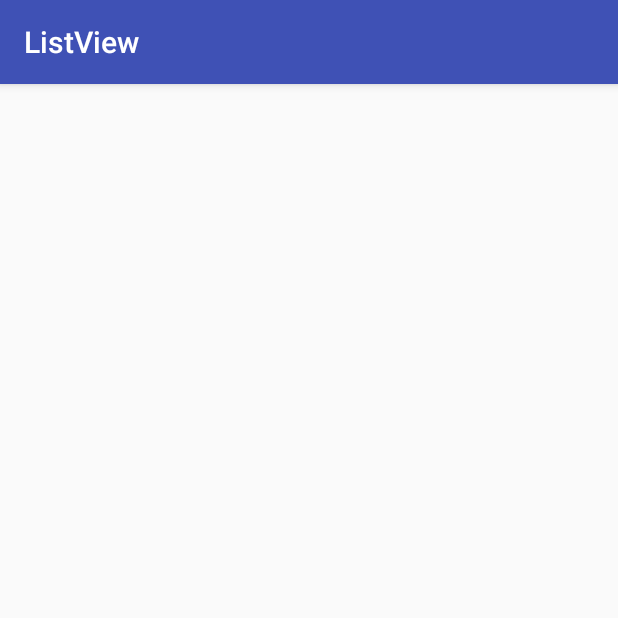
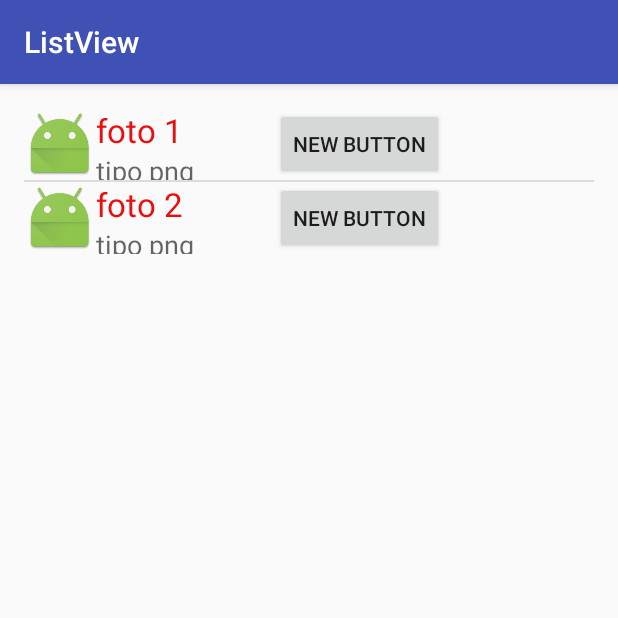
Before and after one commit to maty94/ListViewPersonalizado, an Android app: the screen it shows after launch (MainActivity), on a phone screen of 412 x 824 dp, the top half of it. Run offline under Robolectric (Android 15) with nearby library versions, the phone set to English and light mode, and no system bars.

Commit message:
list view con imge, text y button

```diff
--- /dev/null
+++ b/app/src/main/java/cl/fansmotors/app/listview/AdapterDatos.java
@@ -0,0 +1,68 @@
+package cl.fansmotors.app.listview;
+
+import android.app.Activity;
+import android.content.Context;
+import android.view.LayoutInflater;
+import android.view.View;
+import android.view.ViewGroup;
+import android.widget.BaseAdapter;
+import android.widget.Button;
+import android.widget.ImageView;
+import android.widget.TextView;
+
+import java.util.ArrayList;
+
+/**
+ * Created by matias on 04-07-2016.
+ */
+public class AdapterDatos extends BaseAdapter {
+
+    protected Activity activity;
+    protected ArrayList<Datos> items;
+
+    public AdapterDatos(Activity activity, ArrayList<Datos> items) {
+        this.activity = activity;
+        this.items = items;
+    }
+
+    @Override
+    public int getCount() {
+        return items.size();
+    }
+
+    @Override
+    public Object getItem(int i) {
+        return items.get(i);
+    }
+
+    @Override
+    public long getItemId(int i) {
+        return items.get(i).getId();
+    }
+
+    @Override
+    public View getView(int i, View view, ViewGroup viewGroup) {
+        View v = view;
+        if(view == null){
+            LayoutInflater inf = (LayoutInflater) activity.getSystemService(Context.LAYOUT_INFLATER_SERVICE);
+            v = inf.inflate(R.layout.itemlista,null);
+        }
+        final Datos datos = items.get(i);
+        ImageView foto = (ImageView)v.findViewById(R.id.imagen1);
+        foto.setImageDrawable(datos.getFoto());
+        TextView nombre = (TextView)v.findViewById(R.id.texto1);
+        nombre.setText(datos.getNombre());
+        TextView info = (TextView)v.findViewById(R.id.texto2);
+        info.setText(datos.getInfo());
+        Button b=(Button)v.findViewById(R.id.button);
+        b.setOnClickListener(new View.OnClickListener() {
+            @Override
+            public void onClick(View view) {
+
+            }
+        });
+
+        return v;
+    }
+
+}
--- a/app/src/main/java/cl/fansmotors/app/listview/Datos.java
+++ b/app/src/main/java/cl/fansmotors/app/listview/Datos.java
@@ -11,11 +11,11 @@ public class Datos {
     protected String info;
     protected long id;
 
-    public Datos(Drawable foto, String nombre, String info, long id) {
+    public Datos(Drawable foto, String nombre, String info) {
         this.foto = foto;
         this.nombre = nombre;
         this.info = info;
-        this.id = id;
+        //this.id = id;
     }
 
     public Drawable getFoto() {
--- a/app/src/main/java/cl/fansmotors/app/listview/MainActivity.java
+++ b/app/src/main/java/cl/fansmotors/app/listview/MainActivity.java
@@ -2,6 +2,10 @@ package cl.fansmotors.app.listview;
 
 import android.support.v7.app.AppCompatActivity;
 import android.os.Bundle;
+import android.widget.ListView;
+import android.widget.Toast;
+
+import java.util.ArrayList;
 
 public class MainActivity extends AppCompatActivity {
 
@@ -9,5 +13,18 @@ public class MainActivity extends AppCompatActivity {
     protected void onCreate(Bundle savedInstanceState) {
         super.onCreate(savedInstanceState);
         setContentView(R.layout.activity_main);
+
+        ListView lista = (ListView)findViewById(R.id.lista);
+        ArrayList<Datos> arraydatos = new ArrayList<Datos>();
+        Datos datos;
+
+        datos = new Datos(getResources().getDrawable(R.mipmap.ic_launcher),"foto 1","tipo png");
+        arraydatos.add(datos);
+        datos = new Datos(getResources().getDrawable(R.mipmap.ic_launcher),"foto 2","tipo png");
+        arraydatos.add(datos);
+
+        AdapterDatos adapter = new AdapterDatos(this, arraydatos);
+
+        lista.setAdapter(adapter);
     }
 }
--- a/app/src/main/res/layout/activity_main.xml
+++ b/app/src/main/res/layout/activity_main.xml
@@ -14,5 +14,6 @@
         android:layout_height="wrap_content"
         android:id="@+id/lista"
         android:layout_centerHorizontal="true"
-        android:layout_alignParentTop="true" />
+        android:layout_alignParentTop="true"
+        />
 </RelativeLayout>
--- a/app/src/main/res/layout/itemlista.xml
+++ b/app/src/main/res/layout/itemlista.xml
@@ -1,7 +1,8 @@
 <?xml version="1.0" encoding="utf-8"?>
 <LinearLayout xmlns:android="http://schemas.android.com/apk/res/android"
     android:layout_width="match_parent"
-    android:layout_height="match_parent">
+    android:layout_height="match_parent"
+    android:weightSum="1">
 
     <ImageView
         android:layout_width="wrap_content"
@@ -11,7 +12,7 @@
 
     <LinearLayout
         android:orientation="vertical"
-        android:layout_width="match_parent"
+        android:layout_width="119dp"
         android:layout_height="match_parent">
 
         <TextView
@@ -19,7 +20,8 @@
             android:layout_height="wrap_content"
             android:textAppearance="?android:attr/textAppearanceLarge"
             android:text="Large Text"
-            android:id="@+id/texto1" />
+            android:id="@+id/texto1"
+            android:textColor="#ea0f0f" />
 
         <TextView
             android:layout_width="wrap_content"
@@ -28,4 +30,11 @@
             android:text="Medium Text"
             android:id="@+id/texto2" />
     </LinearLayout>
+
+    <Button
+        style="?android:attr/buttonStyleSmall"
+        android:layout_width="wrap_content"
+        android:layout_height="wrap_content"
+        android:text="New Button"
+        android:id="@+id/button" />
 </LinearLayout>
```
